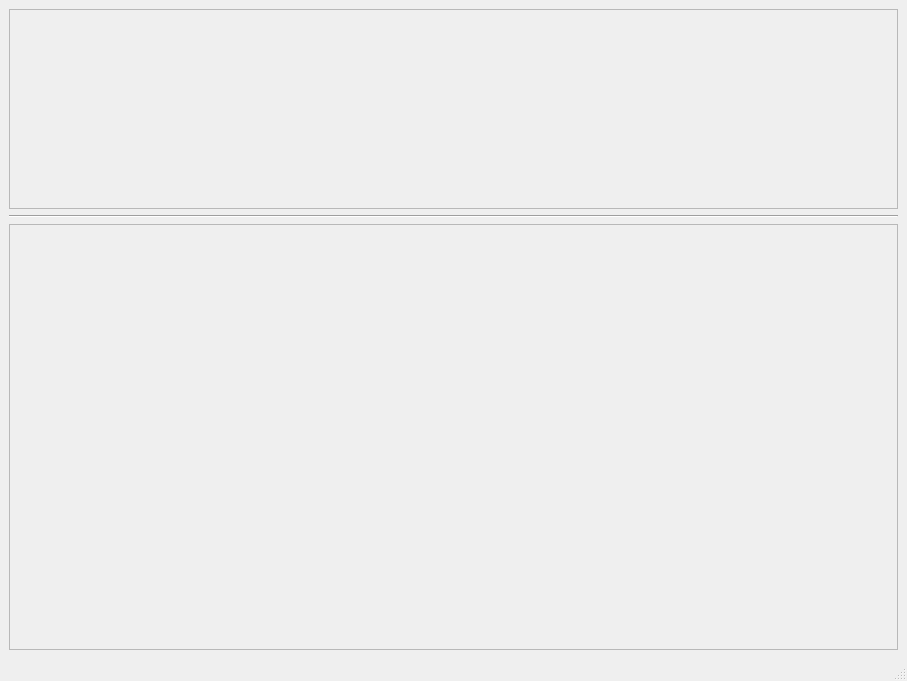
SuFIND/BDOSuffering, file designer/app.ui: the form before one commit.
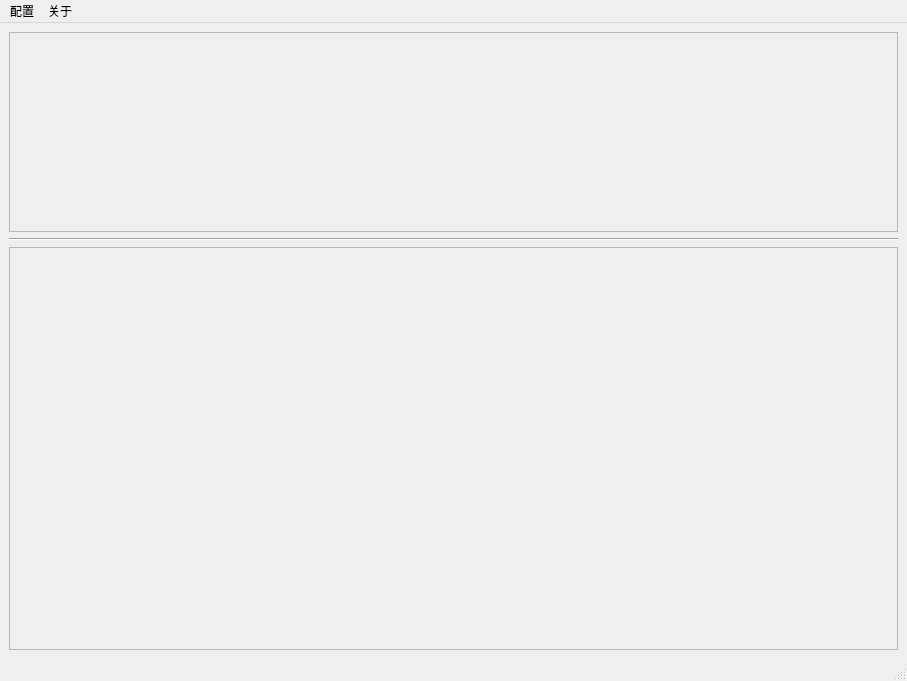
The form after the commit. Icons and pictures are not drawn.

The edit to the form file:
```diff
--- a/designer/app.ui
+++ b/designer/app.ui
@@ -79,9 +79,23 @@
      <x>0</x>
      <y>0</y>
      <width>907</width>
-     <height>26</height>
+     <height>22</height>
     </rect>
    </property>
+   <widget class="QMenu" name="configMenu">
+    <property name="title">
+     <string>配置</string>
+    </property>
+    <addaction name="actionLoadConfig"/>
+    <addaction name="actionSaveConfig"/>
+   </widget>
+   <widget class="QMenu" name="aboutMenu">
+    <property name="title">
+     <string>关于</string>
+    </property>
+   </widget>
+   <addaction name="configMenu"/>
+   <addaction name="aboutMenu"/>
   </widget>
   <widget class="QStatusBar" name="statusbar"/>
  </widget>
```
Left out of the diff: 20 changed lines with no effect on the pictures.
